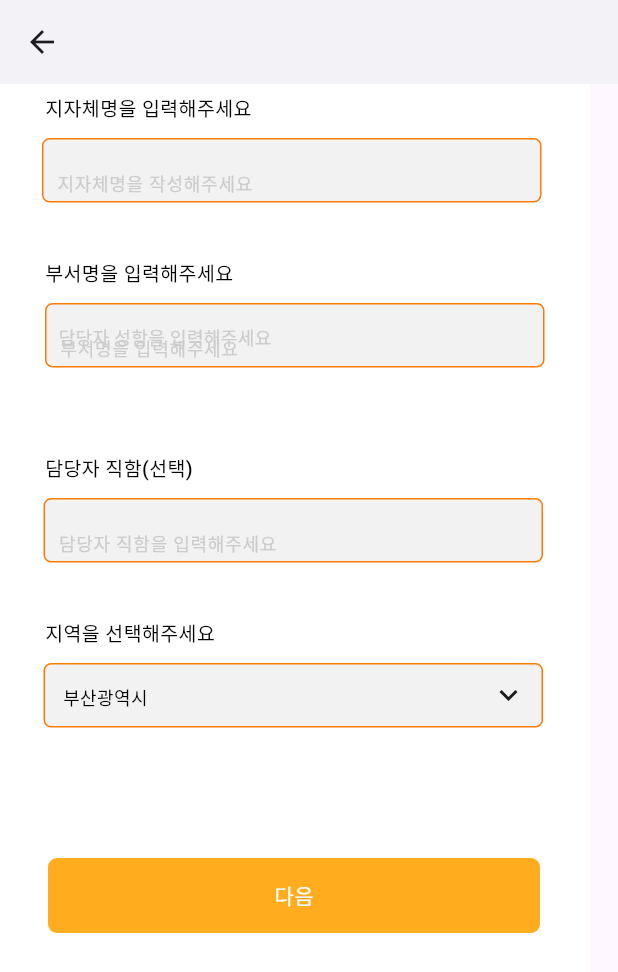
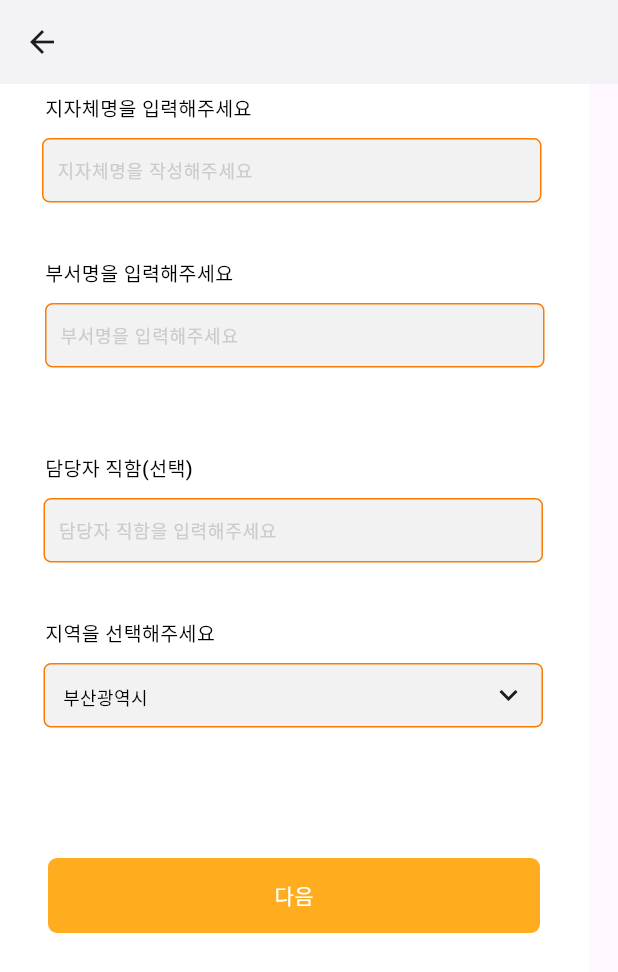
Before and after one commit to BSSMEvoLink/EvoLink_app, a Flutter app: the LocalgovernmentJoin screen opened directly, scrolled down 84 dp, after a tap on "다음", on a phone screen of 412 x 824 dp. Shown: the top 972 px of the screen. Run offline on Flutter 3.47's test engine with Material 3 defaults, Android fonts, the phone set to English and light mode, and no system bars; our stand-ins replace flutter_svg; Roboto replaces fonts that are missing (Pretendard).

Commit message:
FIX : 지자체 회원가입 텍스트 필드 수정

```diff
--- a/evolink/lib/screen/user/localgovernment.dart
+++ b/evolink/lib/screen/user/localgovernment.dart
@@ -283,10 +283,10 @@ class _LocalgovernmentJoinState extends State<LocalgovernmentJoin> {
                         child: Stack(
                           children: [
                             Positioned(
-                              left: 20,
+                              left: 30,
                               top: 15,
                               child: Text(
-                                '   확인',
+                                '확인',
                                 style: TextStyle(
                                   color: Colors.black,
                                   fontSize: 14,
@@ -380,7 +380,7 @@ class _LocalgovernmentJoinState extends State<LocalgovernmentJoin> {
                               height: 1.50,
                             ),
                             border: InputBorder.none,
-                            contentPadding: EdgeInsets.only(left: 15, top: 16),
+                            contentPadding: EdgeInsets.only(left: 15, top: 2),
                           ),
                         ),
                       ),
@@ -628,7 +628,7 @@ class _LocalgovernmentJoinState extends State<LocalgovernmentJoin> {
                       height: 1.50,
                     ),
                     border: InputBorder.none,
-                    contentPadding: EdgeInsets.only(left: 9, top: 10),
+                    contentPadding: EdgeInsets.only(left: 9, top: -7),
                   ),
                 ),
               ),
@@ -671,22 +671,8 @@ class _LocalgovernmentJoinState extends State<LocalgovernmentJoin> {
                       height: 1.50,
                     ),
                     border: InputBorder.none,
-                    contentPadding: EdgeInsets.only(left: 9, top: 10),
+                    contentPadding: EdgeInsets.only(left: 9, top: -7),
                   ),
-                ),
-              ),
-            ),
-            Positioned(
-              left: 39,
-              top: 244,
-              child: Text(
-                '담당자 성함을 입력해주세요',
-                style: TextStyle(
-                  color: const Color(0xFFCCCCCC),
-                  fontSize: 12,
-                  fontFamily: 'Pretendard',
-                  fontWeight: FontWeight.w500,
-                  height: 1.50,
                 ),
               ),
             ),
@@ -728,7 +714,7 @@ class _LocalgovernmentJoinState extends State<LocalgovernmentJoin> {
                       height: 1.50,
                     ),
                     border: InputBorder.none,
-                    contentPadding: EdgeInsets.only(left: 9, top: 10),
+                    contentPadding: EdgeInsets.only(left: 9, top: -7),
                   ),
                 ),
               ),
@@ -892,7 +878,7 @@ class _LocalgovernmentJoinState extends State<LocalgovernmentJoin> {
                       height: 1.50,
                     ),
                     border: InputBorder.none,
-                    contentPadding: EdgeInsets.only(left: 9, top: 10),
+                    contentPadding: EdgeInsets.only(left: 9, top: -7),
                   ),
                 ),
               ),
@@ -921,7 +907,7 @@ class _LocalgovernmentJoinState extends State<LocalgovernmentJoin> {
                       height: 1.50,
                     ),
                     border: InputBorder.none,
-                    contentPadding: EdgeInsets.only(left: 9, top: 10),
+                    contentPadding: EdgeInsets.only(left: 9, top: -7),
                   ),
                 ),
               ),
```
